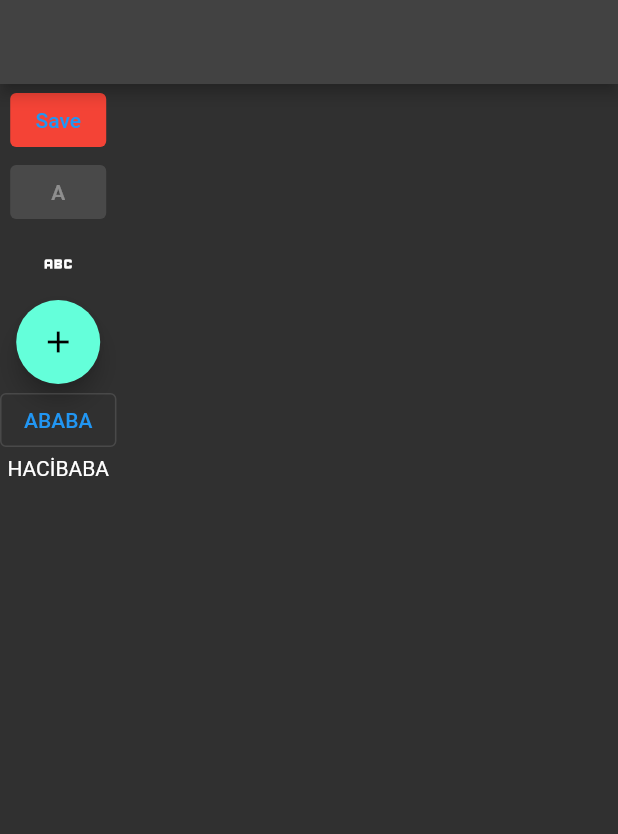
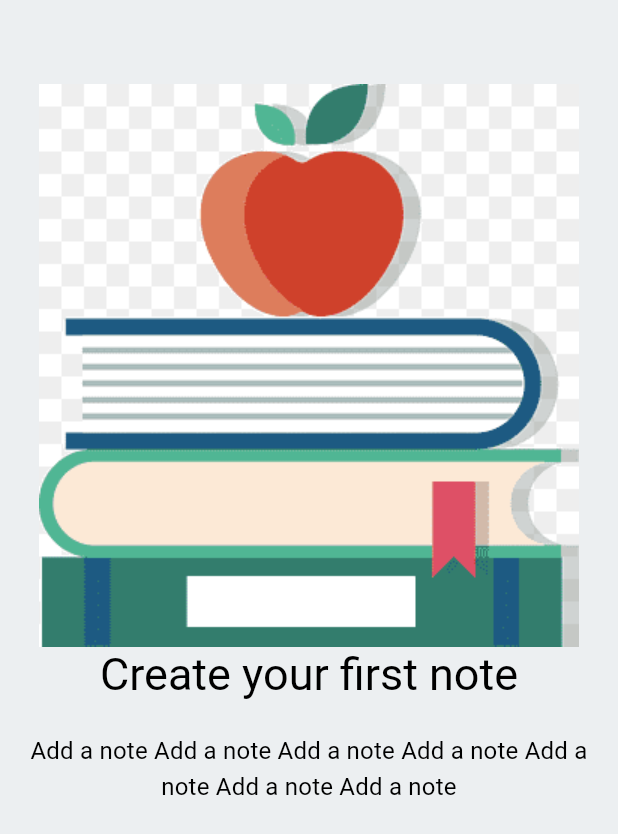
Before and after one commit to shallwebegin/flutter_trainin, a Flutter app: the screen it shows after launch, on a phone screen of 412 x 824 dp. Shown: the top 834 px of the screen. Run offline on Flutter 3.47's test engine with Material 3 defaults, Android fonts, the phone set to English and light mode, and no system bars.

Commit message:
addin someone

```diff
--- a/lib/101/button_learn.dart
+++ b/lib/101/button_learn.dart
@@ -33,6 +33,8 @@ class ButtonLearn extends StatelessWidget {
             child: const Icon(Icons.add),
           ),
           OutlinedButton(
+            style: OutlinedButton.styleFrom(
+                backgroundColor: Colors.red, shape: CircleBorder()),
             onPressed: () {},
             child: const Text('ABABA'),
           ),
--- /dev/null
+++ b/lib/101/image_learn.dart
@@ -0,0 +1,40 @@
+import 'package:flutter/material.dart';
+
+class ImageLearn extends StatelessWidget {
+  const ImageLearn({super.key});
+
+  @override
+  Widget build(BuildContext context) {
+    return Scaffold(
+      appBar: AppBar(),
+      body: Column(
+        children: [
+          SizedBox(
+            height: 400,
+            width: 300,
+            child: PngImage(
+              name: ImageItems().appleWithBook,
+            ),
+          ),
+        ],
+      ),
+    );
+  }
+}
+
+class ImageItems {
+  final String appleWithBook = 'indir';
+}
+
+class PngImage extends StatelessWidget {
+  const PngImage({super.key, required this.name});
+  final String name;
+
+  @override
+  Widget build(BuildContext context) {
+    return Image.asset(
+      'assets/jpeg/$name.jpeg',
+      fit: BoxFit.cover,
+    );
+  }
+}
--- /dev/null
+++ b/lib/demos/note_demos_view.dart
@@ -0,0 +1,61 @@
+import 'package:flutter/material.dart';
+import 'package:flutter_trainin/101/image_learn.dart';
+
+class NoteDemos extends StatelessWidget {
+  const NoteDemos({super.key});
+  final title = 'Create your first note';
+
+  @override
+  Widget build(BuildContext context) {
+    return Scaffold(
+      backgroundColor: Colors.blueGrey[50],
+      appBar: AppBar(),
+      body: Padding(
+        padding: PaddingItems.horizontalPadding,
+        child: Column(
+          children: [
+            PngImage(name: ImageItems().appleWithBook),
+            _TitleWidget(title: title),
+            Padding(
+              padding: PaddingItems.verticalPadding,
+              child: Text(
+                'Add a note ' * 7,
+                textAlign: TextAlign.center,
+                style: Theme.of(context)
+                    .textTheme
+                    .titleMedium!
+                    .copyWith(color: Colors.black, fontWeight: FontWeight.w400),
+              ),
+            ),
+          ],
+        ),
+      ),
+    );
+  }
+}
+
+class _TitleWidget extends StatelessWidget {
+  const _TitleWidget({
+    super.key,
+    required this.title,
+  });
+
+  final String title;
+
+  @override
+  Widget build(BuildContext context) {
+    return Text(
+      title,
+      style: Theme.of(context)
+          .textTheme
+          .titleLarge!
+          .copyWith(color: Colors.black, fontSize: 30),
+    );
+  }
+}
+
+class PaddingItems {
+  static const EdgeInsets horizontalPadding =
+      EdgeInsets.symmetric(horizontal: 20);
+  static const EdgeInsets verticalPadding = EdgeInsets.symmetric(vertical: 20);
+}
--- a/lib/main.dart
+++ b/lib/main.dart
@@ -1,5 +1,6 @@
 import 'package:flutter/material.dart';
-import 'package:flutter_trainin/101/button_learn.dart';
+import 'package:flutter/services.dart';
+import 'package:flutter_trainin/demos/note_demos_view.dart';
 
 void main() {
   runApp(const MyApp());
@@ -13,8 +14,14 @@ class MyApp extends StatelessWidget {
     return MaterialApp(
       title: 'Flutter Demo',
       debugShowCheckedModeBanner: false,
-      theme: ThemeData.dark(useMaterial3: false),
-      home: ButtonLearn(),
+      theme: ThemeData.dark().copyWith(
+        appBarTheme: const AppBarTheme(
+            centerTitle: true,
+            systemOverlayStyle: SystemUiOverlayStyle.light,
+            backgroundColor: Colors.transparent,
+            elevation: 0),
+      ),
+      home: NoteDemos(),
     );
   }
 }
```
Also changed, not shown: lib/101/app_bar_learn.dart (added, +31 -0 lines), lib/101/card_learn.dart (added, +49 -0 lines), lib/101/color_learn.dart (added, +21 -0 lines), lib/101/icon_learn.dart (added, +59 -0 lines), lib/101/padding_learn.dart (added, +41 -0 lines), lib/101/stateless_learn.dart (added, +61 -0 lines), pubspec.yaml (+4 -7 lines), assets/jpeg/indir.jpeg (added).
